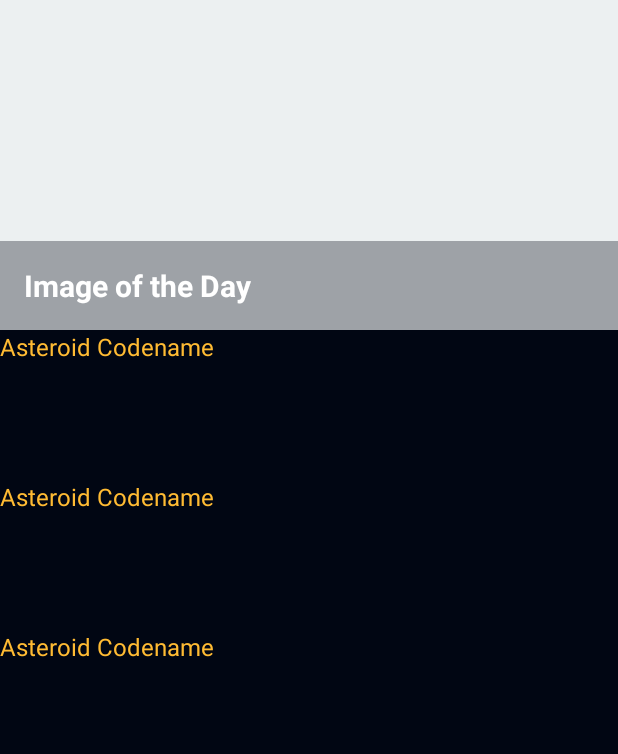
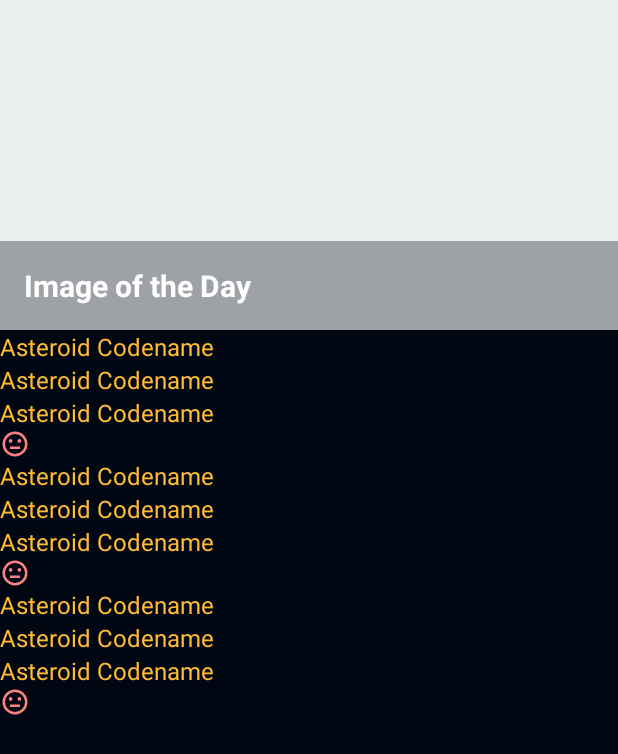
Before and after one commit to murielg/asteroid-radar, an Android app: the layout fragment_main.xml on its own in the app's theme, with its tools: preview values and no code run, on a phone screen of 412 x 824 dp. Shown: the top 754 px of the screen. Run offline under Robolectric (Android 15) with nearby library versions, the phone set to English and light mode, and no system bars.

Commit message:
cleaned up adapter. list item layout wip

```diff
--- a/AsteroidRadarApp/app/src/main/AndroidManifest.xml
+++ b/AsteroidRadarApp/app/src/main/AndroidManifest.xml
@@ -3,6 +3,7 @@
     package="com.gonzoapps.asteroidradar">
 
     <uses-permission android:name="android.permission.INTERNET" />
+    <uses-permission android:name="android.permission.ACCESS_NETWORK_STATE" />
 
     <application
         android:name=".Application"
--- a/AsteroidRadarApp/app/src/main/java/com/gonzoapps/asteroidradar/ui/main/AsteroidAdapter.kt
+++ b/AsteroidRadarApp/app/src/main/java/com/gonzoapps/asteroidradar/ui/main/AsteroidAdapter.kt
@@ -20,6 +20,7 @@ class AsteroidAdapter(private val clickListener: AsteroidListener) : ListAdapter
         holder.itemView.setOnClickListener{
             clickListener.onClick(asteroid)
         }
+        holder.bind(asteroid)
     }
 
     class AsteroidViewHolder(private var binding: ListAsteroidItemBinding) : RecyclerView.ViewHolder(binding.root) {
@@ -35,7 +36,7 @@ class AsteroidAdapter(private val clickListener: AsteroidListener) : ListAdapter
             }
         }
     }
-}
+
 
     class AsteroidDiffCallback : DiffUtil.ItemCallback<Asteroid>() {
         override fun areItemsTheSame(oldItem: Asteroid, newItem: Asteroid): Boolean {
@@ -50,3 +51,4 @@ class AsteroidDiffCallback : DiffUtil.ItemCallback<Asteroid>() {
     class AsteroidListener(val clickListener: (asteroid: Asteroid) -> Unit) {
         fun onClick(asteroid: Asteroid) = clickListener(asteroid)
     }
+}
--- a/AsteroidRadarApp/app/src/main/java/com/gonzoapps/asteroidradar/ui/main/MainViewModel.kt
+++ b/AsteroidRadarApp/app/src/main/java/com/gonzoapps/asteroidradar/ui/main/MainViewModel.kt
@@ -8,6 +8,7 @@ import androidx.lifecycle.*
 
 import com.gonzoapps.asteroidradar.BuildConfig
 import com.gonzoapps.asteroidradar.database.AsteroidDatabase
+import com.gonzoapps.asteroidradar.domain.Asteroid
 import com.gonzoapps.asteroidradar.network.NasaApi
 import com.gonzoapps.asteroidradar.network.NetworkAsteroid
 import com.gonzoapps.asteroidradar.network.parseAsteroidsJsonResult
@@ -34,9 +35,10 @@ class MainViewModel(application: Application) : AndroidViewModel(application) {
                 asteroidRepository.refreshAsteroids()
             }
         }
+
     }
+    val asteroidList = asteroidRepository.asteroids
 
-    val asteroids = asteroidRepository.asteroids
 
     private fun getPictureOfTheDay() {
         val dateFormat = SimpleDateFormat(Constants.API_QUERY_DATE_FORMAT, Locale.getDefault())
--- a/AsteroidRadarApp/app/src/main/res/layout/fragment_main.xml
+++ b/AsteroidRadarApp/app/src/main/res/layout/fragment_main.xml
@@ -48,15 +48,14 @@
             android:id="@+id/asteroid_recycler"
             android:layout_width="0dp"
             android:layout_height="0dp"
+            android:orientation="vertical"
             app:layout_constraintBottom_toBottomOf="parent"
             app:layout_constraintEnd_toEndOf="parent"
             app:layout_constraintHorizontal_bias="0.0"
             app:layout_constraintStart_toStartOf="parent"
             app:layout_constraintTop_toBottomOf="@+id/activity_main_image_of_the_day_layout"
             app:layout_constraintVertical_bias="0.0"
-            tools:listitem="@layout/list_asteroid_item"
-
-            />
+            tools:listitem="@layout/list_asteroid_item" />
 
         <ProgressBar
             android:id="@+id/status_loading_wheel"
--- a/AsteroidRadarApp/app/src/main/res/layout/list_asteroid_item.xml
+++ b/AsteroidRadarApp/app/src/main/res/layout/list_asteroid_item.xml
@@ -1,7 +1,7 @@
 <?xml version="1.0" encoding="utf-8"?>
-<layout
-    xmlns:android="http://schemas.android.com/apk/res/android"
-    xmlns:tools="http://schemas.android.com/tools">
+<layout xmlns:android="http://schemas.android.com/apk/res/android"
+    xmlns:tools="http://schemas.android.com/tools"
+    xmlns:app="http://schemas.android.com/apk/res-auto">
     <data>
         <variable
             name="asteroid"
@@ -9,7 +9,7 @@
     </data>
     <LinearLayout
         android:layout_width="match_parent"
-        android:layout_height="100dp"
+        android:layout_height="wrap_content"
         android:orientation="vertical"
         >
         <TextView
@@ -20,6 +20,27 @@
             android:textSize="16sp"
             android:textColor="@android:color/holo_orange_light"
             />
+        <TextView
+            android:layout_width="match_parent"
+            android:layout_height="wrap_content"
+            tools:text="Asteroid Codename"
+            android:text="@{Double.toString(asteroid.distanceFromEarth)}"
+            android:textSize="16sp"
+            android:textColor="@android:color/holo_orange_light"
+            />
+        <TextView
+            android:layout_width="match_parent"
+            android:layout_height="wrap_content"
+            tools:text="Asteroid Codename"
+            android:text="@{asteroid.closeApproachDate}"
+            android:textSize="16sp"
+            android:textColor="@android:color/holo_orange_light"
+            />
+        <ImageView
+            android:layout_width="20dp"
+            android:layout_height="20dp"
+            tools:src="@drawable/ic_status_potentially_hazardous"
+            app:statusIcon="@{asteroid.isPotentiallyHazardous}"/>
     </LinearLayout>
 
 </layout>
```
Also changed, not shown: AsteroidRadarApp/app/src/main/java/com/gonzoapps/asteroidradar/ui/main/MainFragment.kt (+4 -11 lines). Lines whose indentation alone changed are shown as unchanged.
